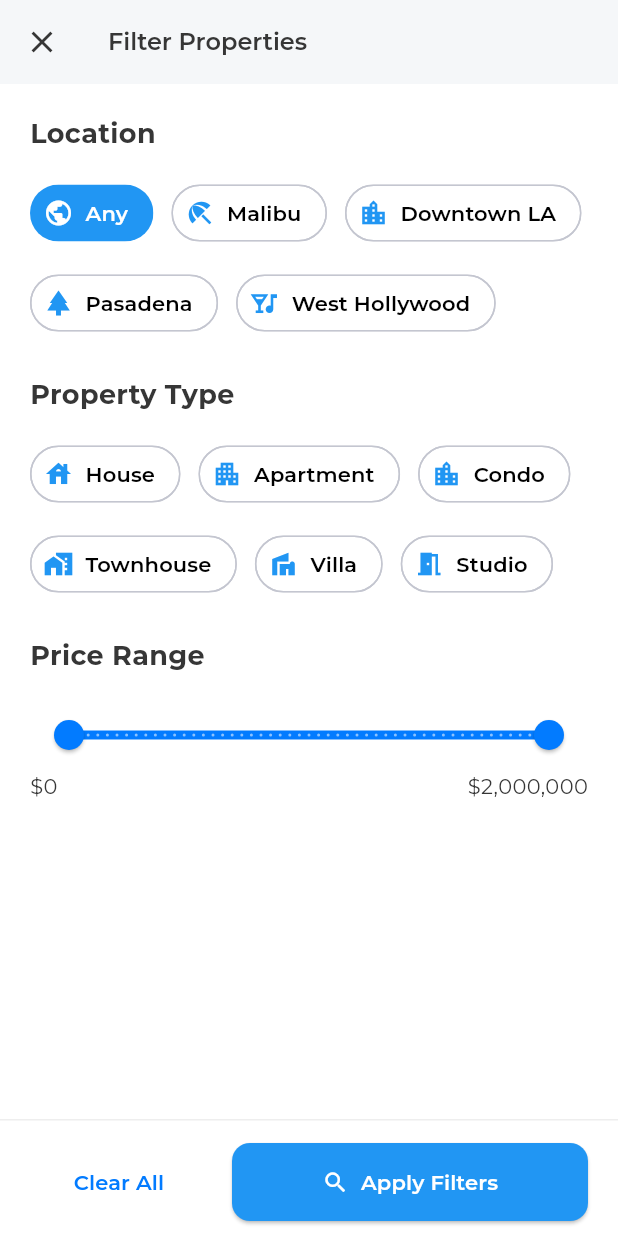
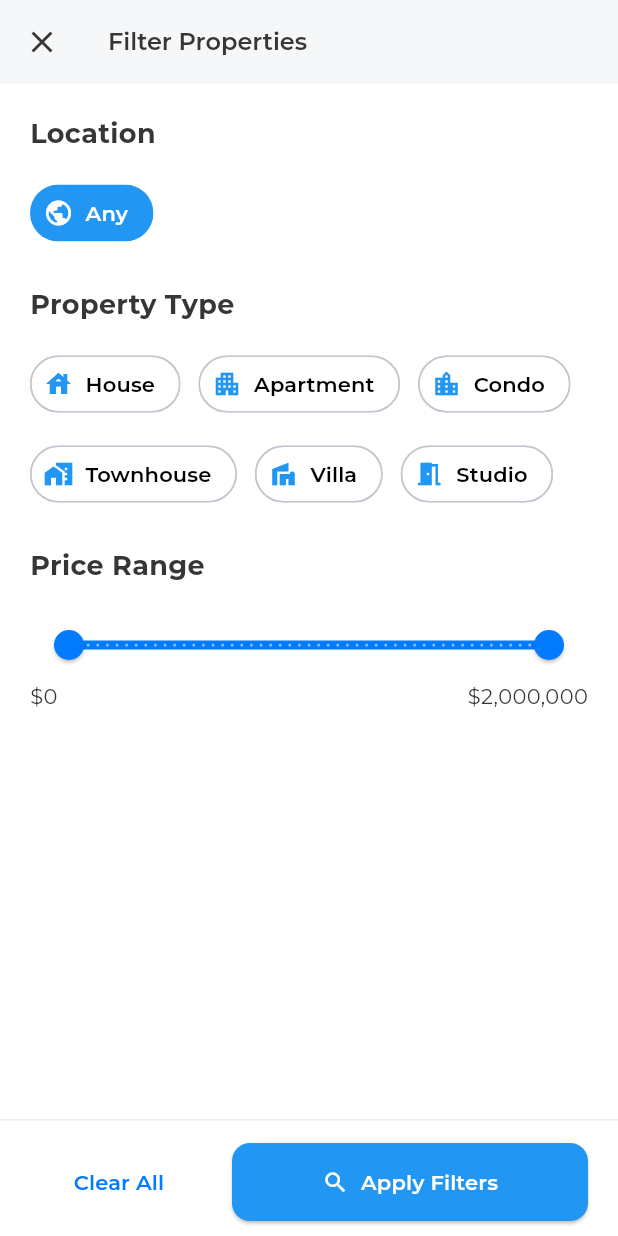
Before and after one commit to swalha1999/estatemar_mobile, a Flutter app: the AdvancedSearchScreen screen opened directly with empty values, on a phone screen of 412 x 824 dp. Run offline on Flutter 3.47's test engine with Material 3 defaults, Android fonts, the light colour scheme and no system bars; our stand-ins replace google_fonts, shared_preferences, webview_flutter; accounts and stored records are empty; network calls fail.

Commit message:
fix: fetch unique locations from properties for location filter in advanced search

```diff
--- a/lib/screens/properties/advanced_search_screen.dart
+++ b/lib/screens/properties/advanced_search_screen.dart
@@ -24,16 +24,22 @@
   double _minPrice = 0;
   double _maxPrice = 2000000;
 
-  final List<String> _locations = [
-    'Any', 'Malibu', 'Downtown LA', 'Pasadena', 'West Hollywood'
-  ];
-  final List<IconData> _locationIcons = [
-    Icons.public, Icons.beach_access, Icons.location_city, Icons.park, Icons.nightlife
-  ];
+  List<String> _locations = ['Any'];
+  List<IconData> _locationIcons = [Icons.public];
+
+  @override
+  void _generateLocationsFromProperties() {
+    final uniqueLocations = widget.properties.map((p) => p.location).toSet().toList();
+    uniqueLocations.sort();
+    _locations = ['Any', ...uniqueLocations];
+    // Assign icons (first is 'Any', rest are defaulted to Icons.location_city)
+    _locationIcons = [Icons.public, ...List.filled(uniqueLocations.length, Icons.location_city)];
+  }
 
   @override
   void initState() {
     super.initState();
+    _generateLocationsFromProperties();
     _initializeFilters();
   }
 
```
